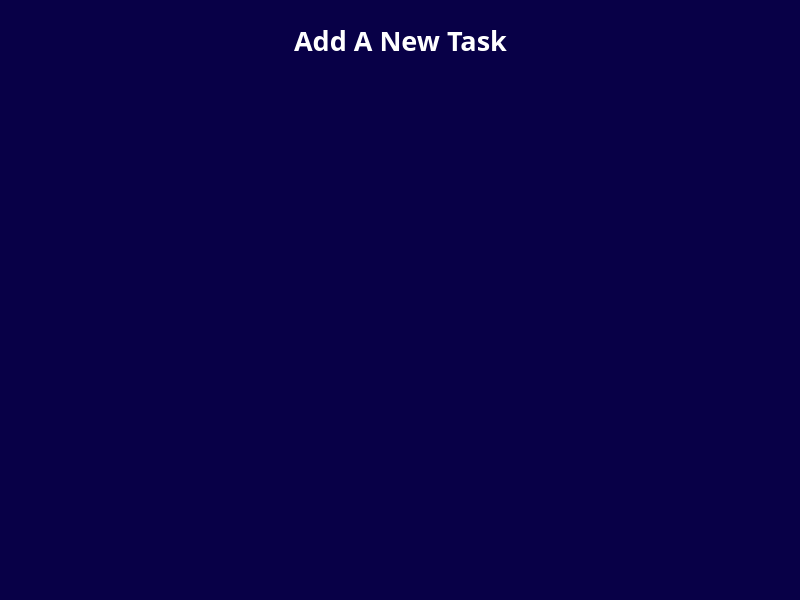
This is gui/newtask.ui in Coptan99/FM-5O-Task-Manager as Qt 5 draws it before an edit. The edited form follows.
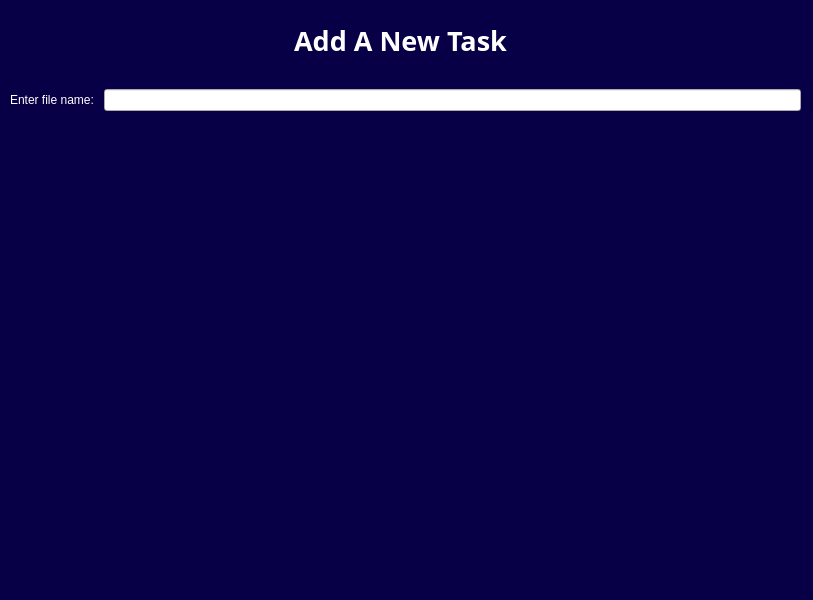
This is the edited form.

The edit to the form file:
```diff
--- a/gui/newtask.ui
+++ b/gui/newtask.ui
@@ -6,7 +6,7 @@
    <rect>
     <x>0</x>
     <y>0</y>
-    <width>800</width>
+    <width>813</width>
     <height>600</height>
    </rect>
   </property>
@@ -56,6 +56,28 @@
      <set>Qt::AlignCenter</set>
     </property>
    </widget>
+   <widget class="QWidget" name="horizontalLayoutWidget">
+    <property name="geometry">
+     <rect>
+      <x>10</x>
+      <y>60</y>
+      <width>791</width>
+      <height>80</height>
+     </rect>
+    </property>
+    <layout class="QHBoxLayout" name="horizontalLayout_2">
+     <item>
+      <widget class="QLabel" name="label_2">
+       <property name="text">
+        <string>Enter file name: </string>
+       </property>
+      </widget>
+     </item>
+     <item>
+      <widget class="QLineEdit" name="lineEdit"/>
+     </item>
+    </layout>
+   </widget>
   </widget>
  </widget>
  <resources/>
```
